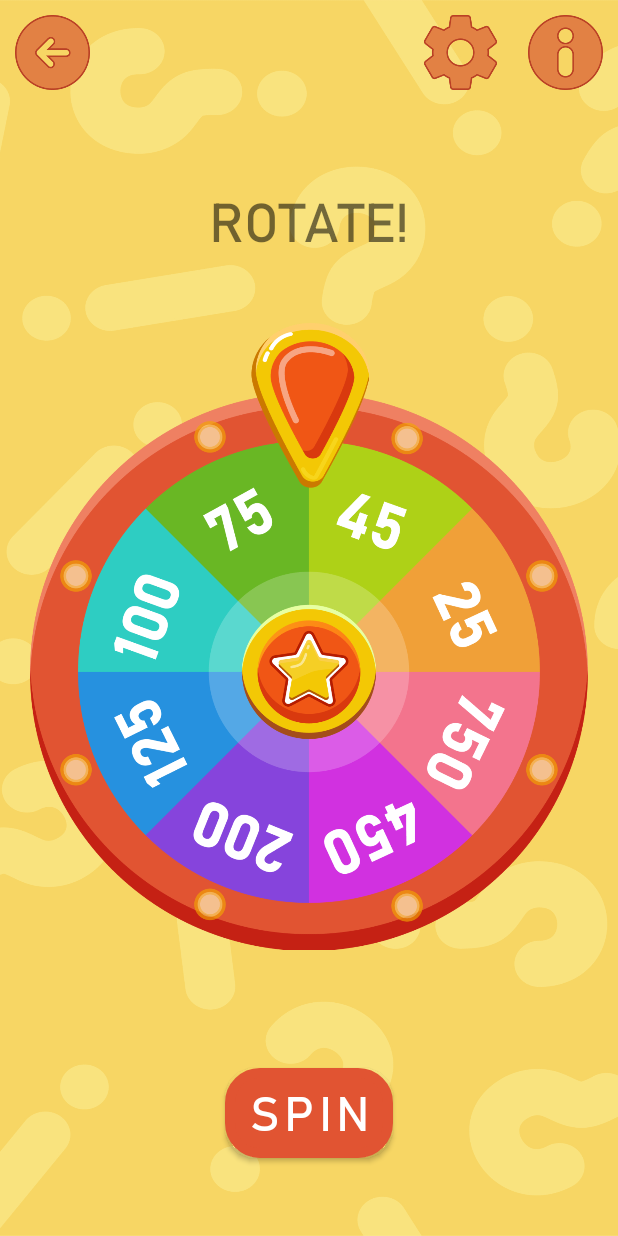
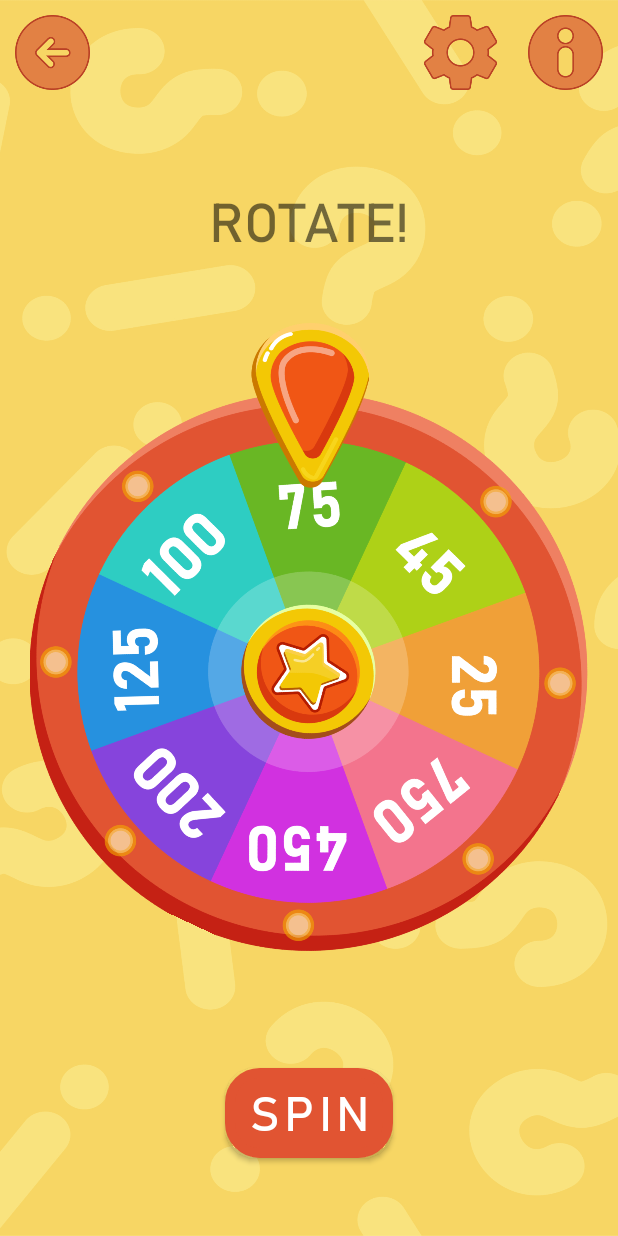
Before and after one commit to Ulianovaaa/FortuneWheel, an Android app: the WheelFragment screen opened through its navigation route, on a phone screen of 412 x 824 dp. Run offline under Robolectric (Android 15) with nearby library versions, the phone set to English and light mode, and no system bars.

Commit message:
крутится ещё и правильно

```diff
--- a/app/src/main/java/com/izzzya/fortunewheel/WheelFragment.kt
+++ b/app/src/main/java/com/izzzya/fortunewheel/WheelFragment.kt
@@ -17,7 +17,7 @@ import java.util.Random
 
 
 class WheelFragment : Fragment() {
-    private val sectors = arrayOf<Int>(45, 25, 750, 450, 200, 125, 100, 75)
+    private val sectors = arrayOf(75, 45, 25, 750, 450, 200, 125, 100, )
     private var sectorDegrees = IntArray(sectors.size)
     private var rndSectorIndex = 0
     var spinning = false
@@ -59,7 +59,7 @@ class WheelFragment : Fragment() {
                 }
 
                 override fun onAnimationEnd(p0: Animation?) {
-                    val earnedCoins = sectors[sectors.size-(rndSectorIndex-1)]
+                    val earnedCoins = sectors[sectors.size-(rndSectorIndex+1)]
                     Toast.makeText(requireContext(), earnedCoins.toString(), Toast.LENGTH_SHORT).show()
                     spinning = false
                     findNavController().navigate(R.id.action_global_questionFragment)
--- a/app/src/main/res/layout/fragment_wheel.xml
+++ b/app/src/main/res/layout/fragment_wheel.xml
@@ -15,12 +15,12 @@
             android:id="@+id/wheelIV"
             android:layout_width="0dp"
             android:layout_height="0dp"
+            android:rotation="25"
             android:src="@drawable/wheel_spin"
             app:layout_constraintBottom_toBottomOf="parent"
             app:layout_constraintEnd_toEndOf="parent"
             app:layout_constraintStart_toStartOf="parent"
-            app:layout_constraintTop_toTopOf="parent"
-            />
+            app:layout_constraintTop_toTopOf="parent" />
 
         <ImageView
             android:id="@+id/imageView2"
```
